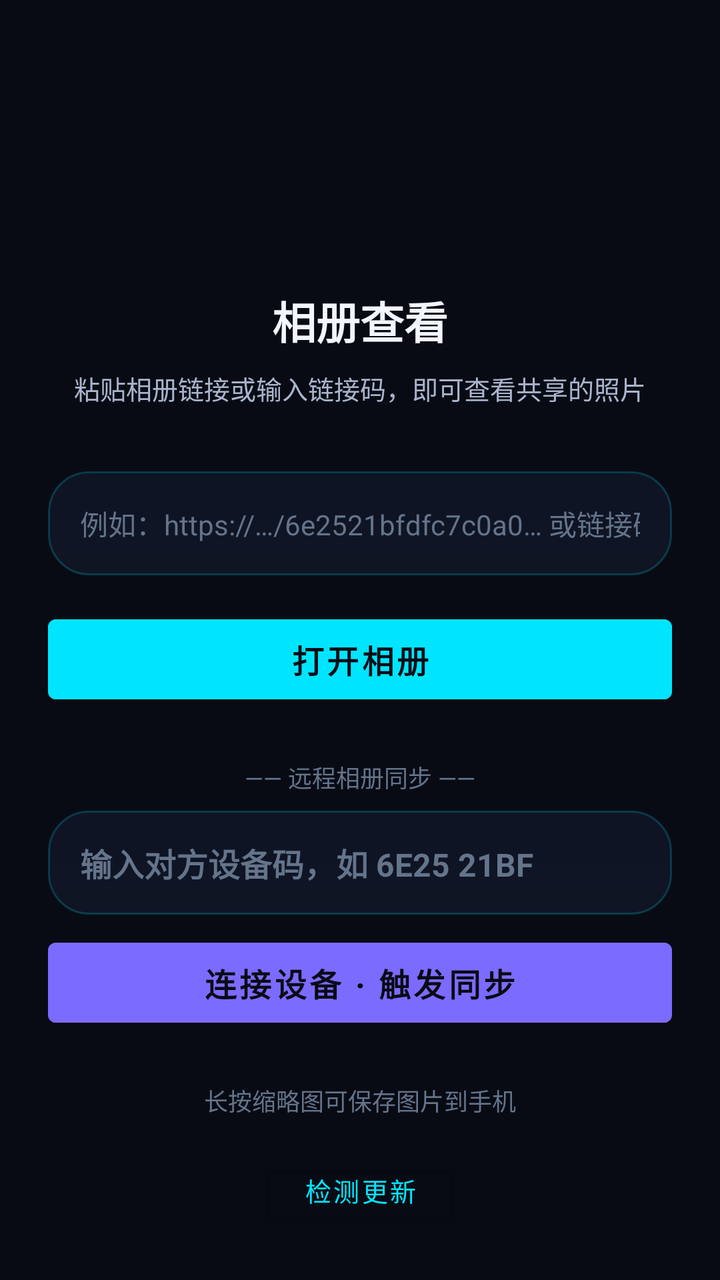
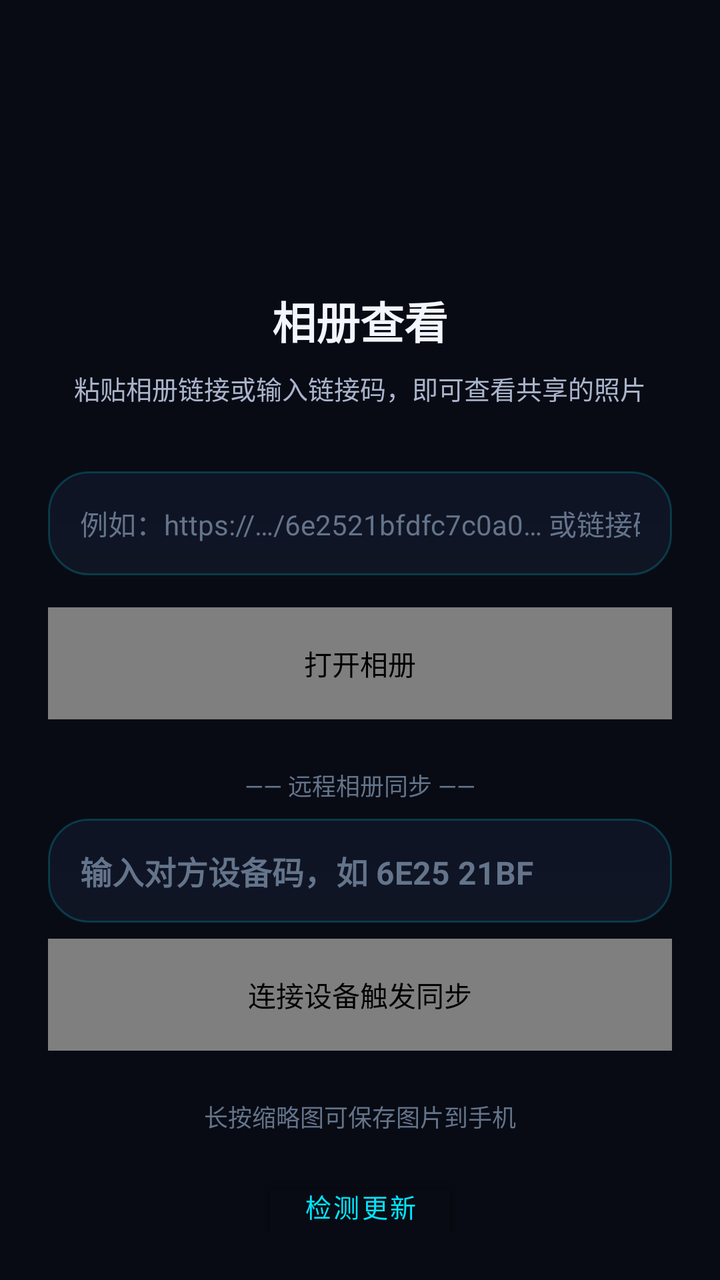

An Android layout rendered at two revisions. The XML below is the earlier revision; the diff shows what the commit changed to produce the second picture.
<!-- AndroidManifest.xml: application theme Theme.ScreenShare -->
<!-- res/layout/activity_main.xml -->
<?xml version="1.0" encoding="utf-8"?>
<FrameLayout xmlns:android="http://schemas.android.com/apk/res/android"
    android:layout_width="match_parent"
    android:layout_height="match_parent"
    android:background="@color/bg_dark">

    <LinearLayout
        android:layout_width="match_parent"
        android:layout_height="match_parent"
        android:orientation="vertical"
        android:padding="24dp">

        <ImageView
            android:layout_width="56dp"
            android:layout_height="56dp"
            android:layout_marginTop="48dp"
            android:layout_gravity="center_horizontal"
            android:src="@mipmap/ic_launcher"
            android:contentDescription="@string/app_name" />

        <TextView
            android:id="@+id/tv_title"
            android:layout_width="wrap_content"
            android:layout_height="wrap_content"
            android:layout_marginTop="16dp"
            android:layout_gravity="center_horizontal"
            android:text="相册查看"
            android:textColor="@color/text_primary"
            android:textSize="22sp"
            android:textStyle="bold" />

        <TextView
            android:layout_width="wrap_content"
            android:layout_height="wrap_content"
            android:layout_marginTop="8dp"
            android:layout_gravity="center_horizontal"
            android:text="粘贴相册链接或输入链接码，即可查看共享的照片"
            android:textColor="@color/text_secondary"
            android:textSize="13sp" />

        <EditText
            android:id="@+id/et_link"
            android:layout_width="match_parent"
            android:layout_height="52dp"
            android:layout_marginTop="32dp"
            android:background="@drawable/bg_card"
            android:hint="例如：https://…/6e2521bfdfc7c0a0… 或链接码 6e2521bf"
            android:textColor="@color/text_primary"
            android:textColorHint="@color/text_hint"
            android:paddingStart="16dp"
            android:paddingEnd="16dp"
            android:inputType="textUri|textVisiblePassword"
            android:singleLine="true"
            android:textSize="14sp" />

        <Button
            android:id="@+id/btn_open"
            android:layout_width="match_parent"
            android:layout_height="52dp"
            android:layout_marginTop="16dp"
            android:backgroundTint="@color/neon_cyan"
            android:text="打开相册"
            android:textColor="@color/bg_dark"
            android:textSize="16sp"
            android:textStyle="bold" />

        <TextView
            android:id="@+id/tv_device_tip"
            android:layout_width="wrap_content"
            android:layout_height="wrap_content"
            android:layout_marginTop="24dp"
            android:layout_gravity="center_horizontal"
            android:text="—— 远程相册同步 ——"
            android:textColor="@color/text_hint"
            android:textSize="12sp" />

        <EditText
            android:id="@+id/et_device_code"
            android:layout_width="match_parent"
            android:layout_height="52dp"
            android:layout_marginTop="8dp"
            android:background="@drawable/bg_card"
            android:hint="输入对方设备码，如 6E25 21BF"
            android:textColor="@color/text_primary"
            android:textColorHint="@color/text_hint"
            android:paddingStart="16dp"
            android:paddingEnd="16dp"
            android:inputType="textVisiblePassword"
            android:singleLine="true"
            android:textSize="16sp"
            android:textStyle="bold" />

        <Button
            android:id="@+id/btn_connect_device"
            android:layout_width="match_parent"
            android:layout_height="52dp"
            android:layout_marginTop="8dp"
            android:backgroundTint="@color/neon_violet"
            android:text="连接设备 · 触发同步"
            android:textColor="@color/bg_dark"
            android:textSize="16sp"
            android:textStyle="bold" />

        <TextView
            android:id="@+id/tv_connect_status"
            android:layout_width="match_parent"
            android:layout_height="wrap_content"
            android:layout_marginTop="12dp"
            android:textColor="@color/text_secondary"
            android:textSize="13sp"
            android:visibility="gone"
            android:text="" />

        <TextView
            android:id="@+id/tv_error"
            android:layout_width="match_parent"
            android:layout_height="wrap_content"
            android:layout_marginTop="12dp"
            android:textColor="@color/primary_red"
            android:textSize="13sp"
            android:visibility="gone"
            android:text="" />

        <TextView
            android:layout_width="wrap_content"
            android:layout_height="wrap_content"
            android:layout_marginTop="24dp"
            android:layout_gravity="center_horizontal"
            android:text="长按缩略图可保存图片到手机"
            android:textColor="@color/text_hint"
            android:textSize="12sp" />

        <Button
            android:id="@+id/btn_check_update"
            android:layout_width="wrap_content"
            android:layout_height="40dp"
            android:layout_marginTop="16dp"
            android:layout_gravity="center_horizontal"
            android:backgroundTint="@android:color/transparent"
            android:text="检测更新"
            android:textColor="@color/neon_cyan"
            android:textSize="13sp"
            android:minWidth="96dp" />
    </LinearLayout>

    <include layout="@layout/layout_album" />

</FrameLayout>
<!-- res/layout/layout_album.xml (included above) -->
<?xml version="1.0" encoding="utf-8"?>
<LinearLayout xmlns:android="http://schemas.android.com/apk/res/android"
    android:id="@+id/layout_album"
    android:layout_width="match_parent"
    android:layout_height="match_parent"
    android:orientation="vertical"
    android:background="@color/bg_dark"
    android:visibility="gone">

    <LinearLayout
        android:layout_width="match_parent"
        android:layout_height="52dp"
        android:orientation="horizontal"
        android:gravity="center_vertical"
        android:paddingStart="8dp"
        android:paddingEnd="8dp">

        <ImageButton
            android:id="@+id/btn_back"
            android:layout_width="40dp"
            android:layout_height="40dp"
            android:background="?attr/selectableItemBackgroundBorderless"
            android:src="@android:drawable/ic_menu_revert"
            android:contentDescription="返回" />

        <TextView
            android:id="@+id/tv_status"
            android:layout_width="0dp"
            android:layout_height="wrap_content"
            android:layout_weight="1"
            android:text="相册"
            android:textColor="@color/text_primary"
            android:textSize="14sp"
            android:ellipsize="end"
            android:maxLines="1" />

        <TextView
            android:id="@+id/btn_check_update_album"
            android:layout_width="wrap_content"
            android:layout_height="40dp"
            android:background="?attr/selectableItemBackgroundBorderless"
            android:gravity="center"
            android:paddingStart="8dp"
            android:paddingEnd="8dp"
            android:text="检查更新"
            android:textColor="@color/neon_cyan"
            android:textSize="13sp" />

        <TextView
            android:id="@+id/btn_dedup"
            android:layout_width="wrap_content"
            android:layout_height="40dp"
            android:background="?attr/selectableItemBackgroundBorderless"
            android:gravity="center"
            android:paddingStart="8dp"
            android:paddingEnd="8dp"
            android:text="清理重复"
            android:textColor="@color/neon_cyan"
            android:textSize="13sp" />

        <ImageButton
            android:id="@+id/btn_refresh"
            android:layout_width="40dp"
            android:layout_height="40dp"
            android:background="?attr/selectableItemBackgroundBorderless"
            android:src="@android:drawable/ic_menu_rotate"
            android:contentDescription="刷新" />
    </LinearLayout>

    <androidx.recyclerview.widget.RecyclerView
        android:id="@+id/rv_grid"
        android:layout_width="match_parent"
        android:layout_height="0dp"
        android:layout_weight="1"
        android:padding="4dp"
        android:clipToPadding="false" />

    <TextView
        android:id="@+id/tv_empty"
        android:layout_width="match_parent"
        android:layout_height="0dp"
        android:layout_weight="1"
        android:gravity="center"
        android:text="暂无照片，等待共享方上传…"
        android:textColor="@color/text_secondary"
        android:textSize="15sp"
        android:visibility="gone" />
</LinearLayout>
<!-- resources referenced by this layout -->
<resources>
  <color name="bg_dark">#FF080B14</color>
  <color name="neon_cyan">#FF00E5FF</color>
  <color name="neon_violet">#FF7C6BFF</color>
  <color name="primary_red">#FFFF6B6B</color>
  <color name="text_hint">#FF64748B</color>
  <color name="text_primary">#FFF2F6FF</color>
  <color name="text_secondary">#FFAAB4CC</color>
  <!-- drawable bg_card (drawable) -->
  <?xml version="1.0" encoding="utf-8"?>
  <shape xmlns:android="http://schemas.android.com/apk/res/android"
      android:shape="rectangle">
      <corners android:radius="20dp" />
      <gradient
          android:angle="90"
          android:startColor="@color/bg_card"
          android:endColor="#FF0E1424" />
      <stroke android:width="1dp" android:color="@color/divider_neon" />
  </shape>
  <!-- mipmap ic_launcher (mipmap-anydpi-v26) -->
  <?xml version="1.0" encoding="utf-8"?>
  <adaptive-icon xmlns:android="http://schemas.android.com/apk/res/android">
      <background android:drawable="@color/ic_launcher_background" />
      <foreground android:drawable="@mipmap/ic_launcher_foreground" />
  </adaptive-icon>
  <string name="app_name">相册查看</string>
  <style name="Theme.ScreenShare" parent="Theme.MaterialComponents.DayNight.NoActionBar">
          <item name="colorPrimary">@color/neon_cyan</item>
          <item name="colorPrimaryVariant">@color/bg_dark</item>
          <item name="colorOnPrimary">@color/bg_dark</item>
          <item name="colorSecondary">@color/neon_violet</item>
          <item name="colorSecondaryVariant">@color/bg_dark</item>
          <item name="android:statusBarColor">@color/bg_dark</item>
          <item name="android:navigationBarColor">@color/bg_dark</item>
          <item name="android:windowBackground">@color/bg_dark</item>
          <item name="colorSurface">@color/bg_card</item>
          <item name="android:textColorPrimary">@color/text_primary</item>
          <item name="android:textColorSecondary">@color/text_secondary</item>
      </style>
  <color name="bg_card">#FF101524</color>
  <color name="divider_neon">#3300E5FF</color>
  <color name="ic_launcher_background">#4F46E5</color>
</resources>

<!-- the commit's change to res/layout/activity_main.xml (unified diff, before → after) -->
@@ -53,16 +53,12 @@
             android:singleLine="true"
             android:textSize="14sp" />
 
-        <Button
+        <com.screenshare.albumviewer.GlowButtonView
             android:id="@+id/btn_open"
             android:layout_width="match_parent"
-            android:layout_height="52dp"
+            android:layout_height="56dp"
             android:layout_marginTop="16dp"
-            android:backgroundTint="@color/neon_cyan"
-            android:text="打开相册"
-            android:textColor="@color/bg_dark"
-            android:textSize="16sp"
-            android:textStyle="bold" />
+            android:contentDescription="打开相册" />
 
         <TextView
             android:id="@+id/tv_device_tip"
@@ -90,16 +86,12 @@
             android:textSize="16sp"
             android:textStyle="bold" />
 
-        <Button
+        <com.screenshare.albumviewer.GlowButtonView
             android:id="@+id/btn_connect_device"
             android:layout_width="match_parent"
-            android:layout_height="52dp"
+            android:layout_height="56dp"
             android:layout_marginTop="8dp"
-            android:backgroundTint="@color/neon_violet"
-            android:text="连接设备 · 触发同步"
-            android:textColor="@color/bg_dark"
-            android:textSize="16sp"
-            android:textStyle="bold" />
+            android:contentDescription="连接设备触发同步" />
 
         <TextView
             android:id="@+id/tv_connect_status"
